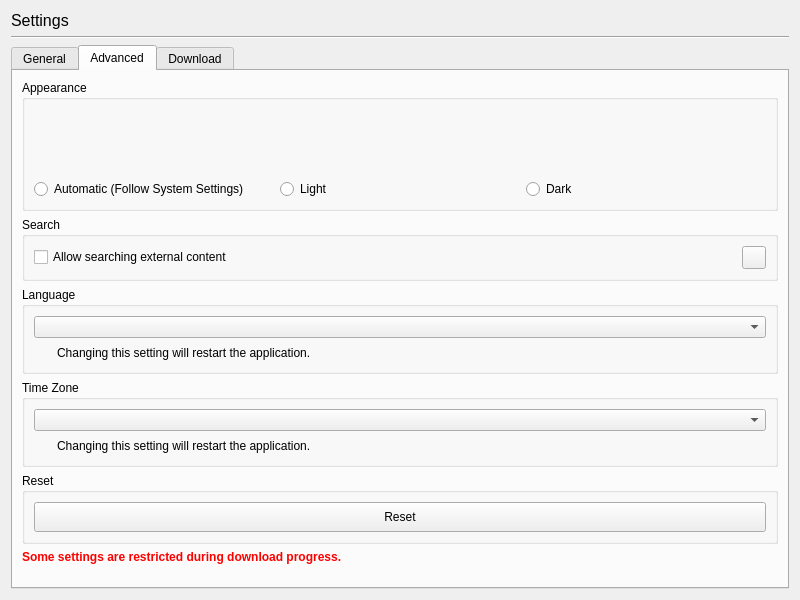
Old version of the form resources/ui/settings.ui in the repository MacroVoid/TwitchLink.
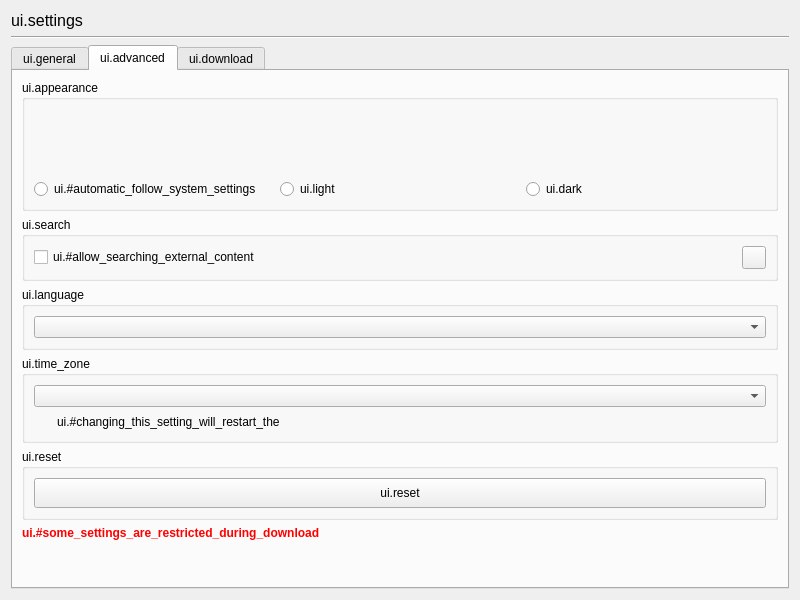
New version of the form. The open tabs and pages were chosen to show the change. Icons and pictures are not drawn.

Diff of the .ui file:
```diff
--- a/resources/ui/settings.ui
+++ b/resources/ui/settings.ui
@@ -28,7 +28,7 @@
       </font>
      </property>
      <property name="text">
-      <string>Settings</string>
+      <string>ui.settings</string>
      </property>
     </widget>
    </item>
@@ -43,7 +43,7 @@
     <widget class="QTabWidget" name="tabWidget">
      <widget class="QWidget" name="generalSettings">
       <attribute name="title">
-       <string>General</string>
+       <string>ui.general</string>
       </attribute>
       <layout class="QVBoxLayout" name="generalSettingsLayout">
        <item>
@@ -403,7 +403,7 @@
      </widget>
      <widget class="QWidget" name="advancedSettings">
       <attribute name="title">
-       <string>Advanced</string>
+       <string>ui.advanced</string>
       </attribute>
       <layout class="QVBoxLayout" name="advancedSettingsLayout">
        <item>
@@ -415,7 +415,7 @@
           </sizepolicy>
          </property>
          <property name="title">
-          <string>Appearance</string>
+          <string>ui.appearance</string>
          </property>
          <layout class="QHBoxLayout" name="themeAreaLayout">
           <item>
@@ -454,7 +454,7 @@
                </size>
               </property>
               <property name="text">
-               <string>Automatic (Follow System Settings)</string>
+               <string>ui.#automatic_follow_system_settings</string>
               </property>
              </widget>
             </item>
@@ -496,7 +496,7 @@
                </size>
               </property>
               <property name="text">
-               <string>Light</string>
+               <string>ui.light</string>
               </property>
              </widget>
             </item>
@@ -538,7 +538,7 @@
                </size>
               </property>
               <property name="text">
-               <string>Dark</string>
+               <string>ui.dark</string>
               </property>
              </widget>
             </item>
@@ -556,7 +556,7 @@
           </sizepolicy>
          </property>
          <property name="title">
-          <string>Search</string>
+          <string>ui.search</string>
          </property>
          <layout class="QVBoxLayout" name="searchAreaLayout">
           <item>
@@ -577,7 +577,7 @@
              <item>
               <widget class="QCheckBox" name="searchExternalContent">
                <property name="text">
-                <string>Allow searching external content</string>
+                <string>ui.#allow_searching_external_content</string>
                </property>
               </widget>
              </item>
@@ -607,71 +607,12 @@
           </sizepolicy>
          </property>
          <property name="title">
-          <string>Language</string>
+          <string>ui.language</string>
          </property>
          <layout class="QVBoxLayout" name="languageAreaLayout">
           <item>
            <widget class="QComboBox" name="language"/>
           </item>
-          <item>
-           <widget class="QWidget" name="languageInfoArea" native="true">
-            <layout class="QHBoxLayout" name="languageInfoAreaLayout">
-             <property name="spacing">
-              <number>5</number>
-             </property>
-             <property name="leftMargin">
-              <number>0</number>
-             </property>
-             <property name="topMargin">
-              <number>0</number>
-             </property>
-             <property name="rightMargin">
-              <number>0</number>
-             </property>
-             <property name="bottomMargin">
-              <number>0</number>
-             </property>
-             <item>
-              <widget class="QLabel" name="languageInfoIcon">
-               <property name="sizePolicy">
-                <sizepolicy hsizetype="Fixed" vsizetype="Fixed">
-                 <horstretch>0</horstretch>
-                 <verstretch>0</verstretch>
-                </sizepolicy>
-               </property>
-               <property name="minimumSize">
-                <size>
-                 <width>18</width>
-                 <height>18</height>
-                </size>
-               </property>
-               <property name="maximumSize">
-                <size>
-                 <width>18</width>
-                 <height>18</height>
-                </size>
-               </property>
-               <property name="pixmap">
-                <pixmap>../icons/light/alert_red.svg</pixmap>
-               </property>
-               <property name="scaledContents">
-                <bool>true</bool>
-               </property>
-               <property name="alignment">
-                <set>Qt::AlignCenter</set>
-               </property>
-              </widget>
-             </item>
-             <item>
-              <widget class="QLabel" name="languageInfo">
-               <property name="text">
-                <string>Changing this setting will restart the application.</string>
-               </property>
-              </widget>
-             </item>
-            </layout>
-           </widget>
-          </item>
          </layout>
         </widget>
        </item>
@@ -684,7 +625,7 @@
           </sizepolicy>
          </property>
          <property name="title">
-          <string>Time Zone</string>
+          <string>ui.time_zone</string>
          </property>
          <layout class="QVBoxLayout" name="timezoneAreaLayout">
           <item>
@@ -742,7 +683,7 @@
              <item>
               <widget class="QLabel" name="timezoneInfo">
                <property name="text">
-                <string>Changing this setting will restart the application.</string>
+                <string>ui.#changing_this_setting_will_restart_the</string>
                </property>
               </widget>
              </item>
@@ -755,7 +696,7 @@
        <item>
         <widget class="QGroupBox" name="resetArea">
          <property name="title">
-          <string>Reset</string>
+          <string>ui.reset</string>
          </property>
          <layout class="QVBoxLayout" name="resetAreaLayout">
           <item>
@@ -773,7 +714,7 @@
              </size>
             </property>
             <property name="text">
-             <string>Reset</string>
+             <string>ui.reset</string>
             </property>
            </widget>
           </item>
@@ -791,7 +732,7 @@
           <string notr="true">color: rgb(255, 0, 0);</string>
          </property>
          <property name="text">
-          <string>Some settings are restricted during download progress.</string>
+          <string>ui.#some_settings_are_restricted_during_download</string>
          </property>
         </widget>
        </item>
@@ -812,7 +753,7 @@
      </widget>
      <widget class="QWidget" name="downloadSettings">
       <attribute name="title">
-       <string>Download</string>
+       <string>ui.download</string>
       </attribute>
       <layout class="QVBoxLayout" name="downloadSettingsLayout">
        <item>
```
Left out of the diff: 48 changed lines with no effect on the pictures.
